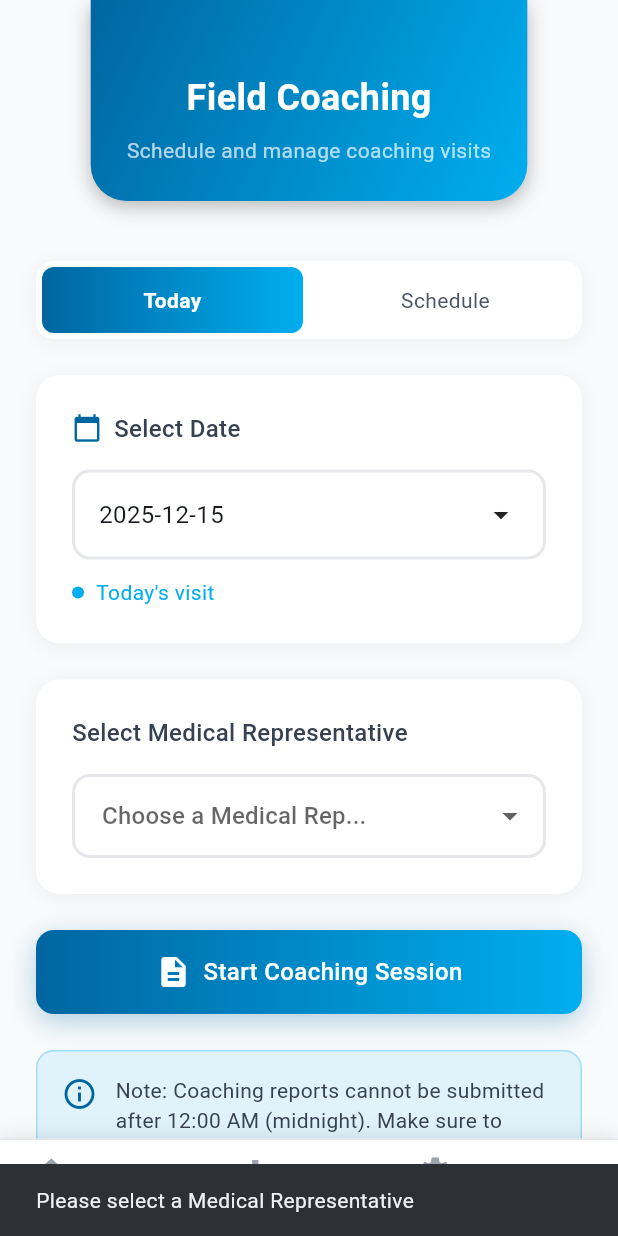
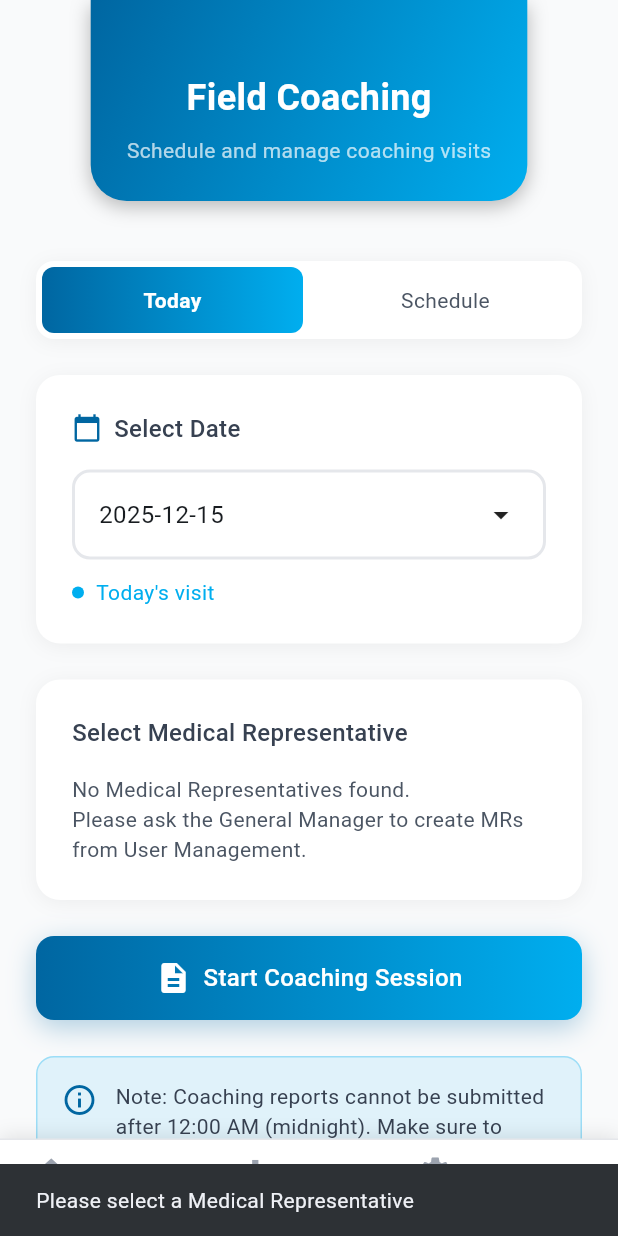
Before and after one commit to AsmaaElmallah/biosyn, a Flutter app: the DMPlanningScreen screen opened directly with empty values, after a tap on "Start Coaching Session", on a phone screen of 412 x 824 dp. Run offline on Flutter 3.47's test engine with Material 3 defaults, Android fonts, the phone set to English and light mode, and no system bars; our stand-ins replace connectivity_plus, fl_chart, share_plus, shared_preferences, sqflite, supabase_flutter and 1 more; accounts and stored records are empty.

Commit message:
Integrate Supabase GM and DM flows

```diff
--- a/lib/main.dart
+++ b/lib/main.dart
@@ -288,6 +288,7 @@ class _AppNavigatorState extends State<AppNavigator> {
           date: _coachingDate!,
           mrId: _coachingMrId!,
           mrName: _coachingMrName!,
+          dmId: _userName.isNotEmpty ? 'dm_${_userName.hashCode}' : 'dm_001',
           dmName: _userName,
           onSubmit: (report) {
             // Time Restriction: Cannot submit after 12:00 AM (midnight)
--- a/lib/screens/dm/dm_planning_screen.dart
+++ b/lib/screens/dm/dm_planning_screen.dart
@@ -7,6 +7,7 @@ import 'package:intl/intl.dart';
 import 'package:table_calendar/table_calendar.dart';
 import 'package:biosyn_report_flutter/models/plan.dart';
 import 'package:biosyn_report_flutter/services/plan_service.dart';
+import 'package:biosyn_report_flutter/services/supabase_service.dart';
 
 class DMPlanningScreen extends StatefulWidget {
   final Function(String, String, String) onStartCoaching;
@@ -35,30 +36,9 @@ class _DMPlanningScreenState extends State<DMPlanningScreen> {
   String _view = 'today';
   List<Plan> _plans = [];
   bool _isLoading = true;
-
-  final List<Map<String, String>> _medicalReps = [
-    {'id': '2333', 'name': 'Aya Montaser Saber AbdElhamied'},
-    {'id': '2318', 'name': 'Nancy Samy Shady'},
-    {'id': '2334', 'name': 'Reman Karem'},
-    {'id': '2332', 'name': 'Aml Abdelsattar Mohamad Nossir'},
-    {'id': '2348', 'name': 'Amira Adel'},
-    {'id': '2319', 'name': 'Omnia Fathi Abdel Monem Madara'},
-    {'id': '2336', 'name': 'Farah Selim'},
-    {'id': '2360', 'name': 'Aya Sayed'},
-    {'id': '2361', 'name': 'Doha Elsayed'},
-    {'id': '2339', 'name': 'Haneen Emad Eldeen Zayed'},
-    {'id': '2347', 'name': 'Hanem Mohamed'},
-    {'id': '2349', 'name': 'Rania Tawfik'},
-    {'id': '2350', 'name': 'Eman Mahmoud'},
-    {'id': '2351', 'name': 'Basma Maher'},
-    {'id': '2352', 'name': 'Asmaa Attia'},
-    {'id': '2354', 'name': 'Shorouk Tarek'},
-    {'id': '2355', 'name': 'Mayada Adel'},
-    {'id': '2356', 'name': 'Taghreed Hamdy'},
-    {'id': '2357', 'name': 'Khaled Abd Elgawad'},
-    {'id': '2358', 'name': 'Amira Ibrahim'},
-    {'id': '2359', 'name': 'Mostafa Gamal'},
-  ];
+  List<Map<String, String>> _medicalReps = [];
+  bool _isMrLoading = true;
+  String? _mrError;
 
   String get _dmId => widget.dmId ?? 'dm_001';
   String get _dmName => widget.dmName ?? 'District Manager';
@@ -67,6 +47,7 @@ class _DMPlanningScreenState extends State<DMPlanningScreen> {
   void initState() {
     super.initState();
     _loadPlans();
+    _loadMedicalReps();
   }
 
   Future<void> _loadPlans() async {
@@ -80,6 +61,35 @@ class _DMPlanningScreenState extends State<DMPlanningScreen> {
       _loadPlanForSelectedDate();
     } catch (e) {
       setState(() => _isLoading = false);
+    }
+  }
+
+  Future<void> _loadMedicalReps() async {
+    setState(() {
+      _isMrLoading = true;
+      _mrError = null;
+    });
+
+    try {
+      final mrs = await SupabaseService.getAllMRs();
+      setState(() {
+        _medicalReps = mrs
+            .map((u) => {
+                  'id': (u['id'] ?? '').toString(),
+                  'name': (u['name'] ?? '').toString(),
+                })
+            .toList();
+      });
+    } catch (e) {
+      setState(() {
+        _mrError = 'Failed to load Medical Reps. Please check Supabase connection.';
+      });
+    } finally {
+      if (mounted) {
+        setState(() {
+          _isMrLoading = false;
+        });
+      }
     }
   }
 
@@ -118,7 +128,10 @@ class _DMPlanningScreenState extends State<DMPlanningScreen> {
       return;
     }
 
-    final mr = _medicalReps.firstWhere((m) => m['id'] == _selectedMR);
+    final mr = _medicalReps.firstWhere(
+      (m) => m['id'] == _selectedMR,
+      orElse: () => {'id': _selectedMR!, 'name': 'Medical Rep'},
+    );
     widget.onStartCoaching(
       DateFormat('yyyy-MM-dd').format(_selectedDate),
       mr['id']!,
@@ -136,7 +149,10 @@ class _DMPlanningScreenState extends State<DMPlanningScreen> {
 
     try {
       final dateStr = DateFormat('yyyy-MM-dd').format(_selectedDate);
-      final mr = _medicalReps.firstWhere((m) => m['id'] == _selectedMR);
+      final mr = _medicalReps.firstWhere(
+        (m) => m['id'] == _selectedMR,
+        orElse: () => {'id': _selectedMR!, 'name': 'Medical Rep'},
+      );
 
       // Check if plan exists
       final existingPlan = await PlanService.getPlanByDate(_dmId, dateStr);
@@ -501,6 +517,30 @@ class _DMPlanningScreenState extends State<DMPlanningScreen> {
                                   ),
                                 ),
                                 const SizedBox(height: 16),
+                                if (_isMrLoading)
+                                  const Center(
+                                    child: Padding(
+                                      padding: EdgeInsets.all(8.0),
+                                      child: CircularProgressIndicator(),
+                                    ),
+                                  )
+                                else if (_mrError != null)
+                                  Text(
+                                    _mrError!,
+                                    style: const TextStyle(
+                                      color: AppColors.error,
+                                      fontSize: 14,
+                                    ),
+                                  )
+                                else if (_medicalReps.isEmpty)
+                                  const Text(
+                                    'No Medical Representatives found.\nPlease ask the General Manager to create MRs from User Management.',
+                                    style: TextStyle(
+                                      color: AppColors.gray600,
+                                      fontSize: 14,
+                                    ),
+                                  )
+                                else
                                   DropdownButtonFormField<String>(
                                     value: _selectedMR,
                                     isExpanded: true,
--- a/lib/screens/login_screen.dart
+++ b/lib/screens/login_screen.dart
@@ -46,29 +46,38 @@ class _LoginScreenState extends State<LoginScreen> {
     }
 
     try {
-      // Try Supabase authentication
-      await SupabaseService.signIn(
+      // Supabase authentication (no offline fallback here)
+      final user = await SupabaseService.signIn(
         _usernameController.text.trim(),
         _passwordController.text,
       );
 
-      // If successful, proceed with login
+      // Role validation: تأكيد إن اليوزر داخل من الزر الصح (DM أو GM)
+      final role = (user['role'] ?? '').toString().toLowerCase();
+      final expectedRole = widget.role.toLowerCase(); // 'dm' أو 'gm'
+
+      if (role != expectedRole) {
+        setState(() {
+          _error = expectedRole == 'gm'
+              ? 'This account is not a General Manager'
+              : 'This account is not a District Manager';
+        });
+        return;
+      }
+
+      // If successful, proceed with app login/navigation
       if (mounted) {
-        widget.onLogin(_usernameController.text.trim(), _passwordController.text);
+        widget.onLogin(
+          _usernameController.text.trim(),
+          _passwordController.text,
+        );
       }
     } catch (e) {
-      // If Supabase fails, fallback to local authentication
-      // This allows the app to work even without Supabase configured
       if (mounted) {
         setState(() {
-          _error = e.toString().contains('not found') ||
-                   e.toString().contains('Invalid password')
-              ? 'Invalid username or password'
-              : 'Login failed. Using offline mode.';
+          // للبساطة: أي خطأ من Supabase نعرضه كـ Invalid credentials
+          _error = 'Invalid username or password';
         });
-
-        // Still allow login for offline mode
-        widget.onLogin(_usernameController.text.trim(), _passwordController.text);
       }
     } finally {
       if (mounted) {
--- a/lib/services/supabase_service.dart
+++ b/lib/services/supabase_service.dart
@@ -425,6 +425,59 @@ class SupabaseService {
     }
   }
 
+  /// Update existing user (for GM)
+  static Future<void> updateUser({
+    required String id,
+    String? name,
+    String? username,
+    String? password,
+    String? email,
+    String? role,
+    String? status,
+  }) async {
+    try {
+      if (!isInitialized) {
+        throw Exception('Supabase not initialized');
+      }
+
+      final updates = <String, dynamic>{};
+      if (name != null) updates['name'] = name;
+      if (username != null) updates['username'] = username;
+      if (password != null && password.isNotEmpty) {
+        // In production, hash password here
+        updates['password'] = password;
+      }
+      if (email != null) updates['email'] = email;
+      if (role != null) updates['role'] = role;
+      if (status != null) updates['status'] = status;
+
+      if (updates.isEmpty) return;
+
+      await client!
+          .from('users')
+          .update(updates)
+          .eq('id', id);
+    } catch (e) {
+      throw Exception('Failed to update user: $e');
+    }
+  }
+
+  /// Delete user (for GM)
+  static Future<void> deleteUser(String id) async {
+    try {
+      if (!isInitialized) {
+        throw Exception('Supabase not initialized');
+      }
+
+      await client!
+          .from('users')
+          .delete()
+          .eq('id', id);
+    } catch (e) {
+      throw Exception('Failed to delete user: $e');
+    }
+  }
+
   // ==================== Real-time ====================
 
   /// Listen to reports changes (real-time)
```
Also changed, not shown: lib/screens/dm/coaching_form_screen.dart (+6 -71 lines), lib/screens/gm/user_management_screen.dart (+123 -43 lines). Lines whose indentation alone changed are shown as unchanged.
